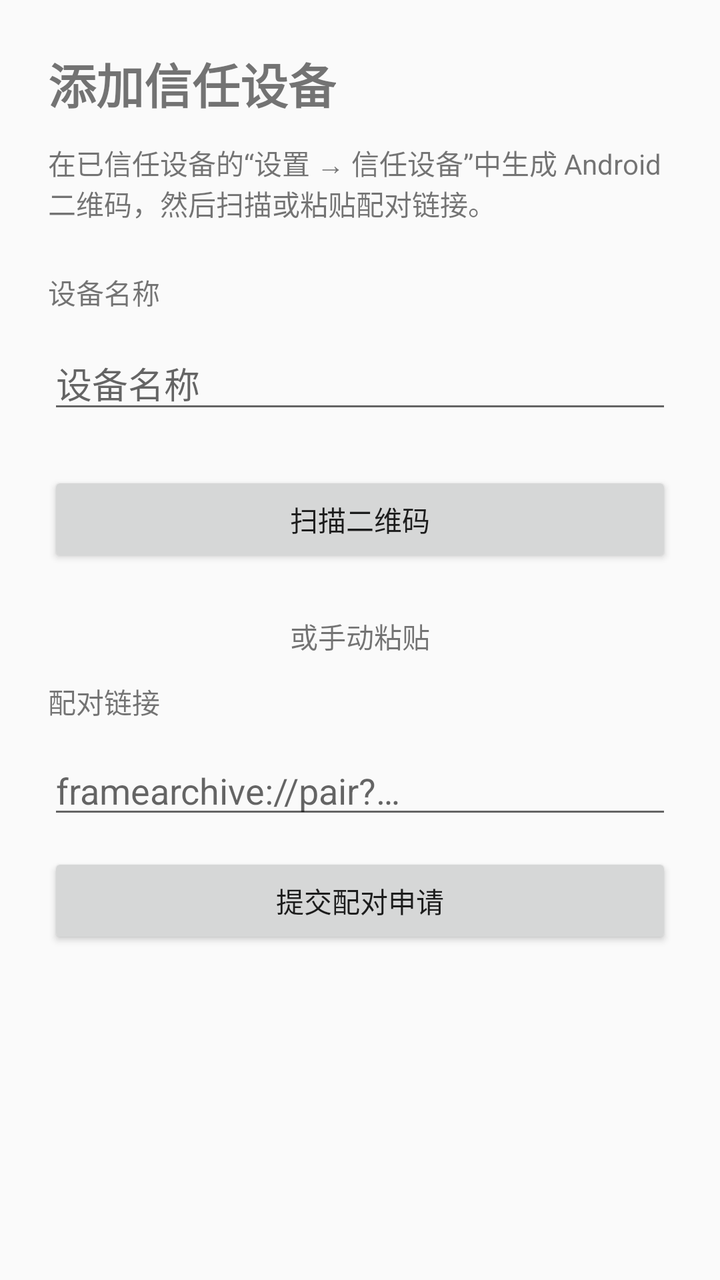
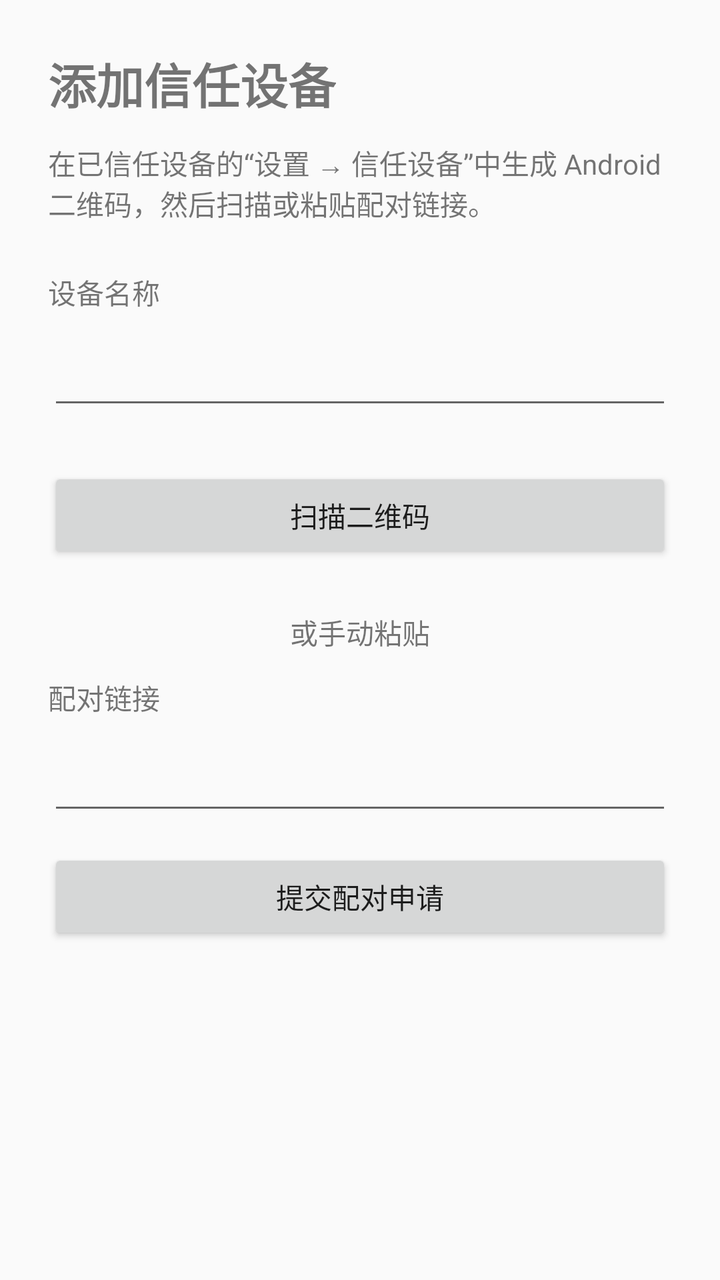

Before-and-after screenshots of an Android layout around one commit, followed by the original layout XML and the change that was made.
<!-- AndroidManifest.xml: application theme Theme.FrameArchive -->
<!-- res/layout/view_pairing.xml -->
<?xml version="1.0" encoding="utf-8"?>
<ScrollView xmlns:android="http://schemas.android.com/apk/res/android"
    android:layout_width="match_parent"
    android:layout_height="match_parent"
    android:fillViewport="true">

    <LinearLayout
        android:layout_width="match_parent"
        android:layout_height="wrap_content"
        android:layout_gravity="center"
        android:orientation="vertical"
        android:padding="@dimen/screen_padding">

        <TextView
            android:layout_width="wrap_content"
            android:layout_height="wrap_content"
            android:text="@string/pairing_title"
            android:textSize="24sp"
            android:textStyle="bold" />

        <TextView
            android:layout_width="match_parent"
            android:layout_height="wrap_content"
            android:layout_marginTop="@dimen/item_spacing"
            android:text="@string/pairing_description" />

        <TextView
            android:layout_width="match_parent"
            android:layout_height="wrap_content"
            android:layout_marginTop="@dimen/section_spacing"
            android:labelFor="@id/device_name_input"
            android:text="@string/device_name_label" />

        <EditText
            android:id="@+id/device_name_input"
            android:layout_width="match_parent"
            android:layout_height="wrap_content"
            android:layout_marginTop="@dimen/item_spacing"
            android:hint="@string/device_name_hint"
            android:imeOptions="actionNext"
            android:importantForAutofill="no"
            android:inputType="textCapSentences"
            android:maxLines="1" />

        <Button
            android:id="@+id/scan_button"
            android:layout_width="match_parent"
            android:layout_height="wrap_content"
            android:layout_marginTop="@dimen/section_spacing"
            android:text="@string/scan_qr_code" />

        <TextView
            android:layout_width="match_parent"
            android:layout_height="wrap_content"
            android:layout_marginTop="@dimen/section_spacing"
            android:gravity="center"
            android:text="@string/or_paste_link" />

        <TextView
            android:layout_width="match_parent"
            android:layout_height="wrap_content"
            android:layout_marginTop="@dimen/item_spacing"
            android:labelFor="@id/pairing_link_input"
            android:text="@string/pairing_link_label" />

        <EditText
            android:id="@+id/pairing_link_input"
            android:layout_width="match_parent"
            android:layout_height="wrap_content"
            android:layout_marginTop="@dimen/item_spacing"
            android:hint="@string/pairing_link_hint"
            android:importantForAutofill="no"
            android:inputType="textUri"
            android:maxLines="4" />

        <TextView
            android:id="@+id/error_text"
            android:accessibilityLiveRegion="polite"
            android:layout_width="match_parent"
            android:layout_height="wrap_content"
            android:layout_marginTop="@dimen/item_spacing"
            android:textColor="?attr/colorError"
            android:visibility="gone" />

        <Button
            android:id="@+id/submit_button"
            android:layout_width="match_parent"
            android:layout_height="wrap_content"
            android:layout_marginTop="@dimen/item_spacing"
            android:text="@string/submit_pairing_link" />
    </LinearLayout>
</ScrollView>
<!-- resources referenced by this layout -->
<resources>
  <dimen name="item_spacing">12dp</dimen>
  <dimen name="screen_padding">24dp</dimen>
  <dimen name="section_spacing">24dp</dimen>
  <string name="device_name_hint">设备名称</string>
  <string name="device_name_label">设备名称</string>
  <string name="or_paste_link">或手动粘贴</string>
  <string name="pairing_description">在已信任设备的“设置 → 信任设备”中生成 Android 二维码，然后扫描或粘贴配对链接。</string>
  <string name="pairing_link_hint">framearchive://pair?…</string>
  <string name="pairing_link_label">配对链接</string>
  <string name="pairing_title">添加信任设备</string>
  <string name="scan_qr_code">扫描二维码</string>
  <string name="submit_pairing_link">提交配对申请</string>
  <style name="Theme.FrameArchive" parent="Theme.AppCompat.DayNight.NoActionBar">
          <item name="android:windowLightStatusBar">true</item>
      </style>
</resources>

<!-- the commit's change to res/layout/view_pairing.xml (unified diff, before → after) -->
@@ -36,7 +36,6 @@
             android:layout_width="match_parent"
             android:layout_height="wrap_content"
             android:layout_marginTop="@dimen/item_spacing"
-            android:hint="@string/device_name_hint"
             android:imeOptions="actionNext"
             android:importantForAutofill="no"
             android:inputType="textCapSentences"
@@ -68,7 +67,6 @@
             android:layout_width="match_parent"
             android:layout_height="wrap_content"
             android:layout_marginTop="@dimen/item_spacing"
-            android:hint="@string/pairing_link_hint"
             android:importantForAutofill="no"
             android:inputType="textUri"
             android:maxLines="4" />
<!-- resource entries referenced after the edit -->
@@ -3,11 +3,9 @@
   <dimen name="item_spacing">12dp</dimen>
   <dimen name="screen_padding">24dp</dimen>
   <dimen name="section_spacing">24dp</dimen>
-  <string name="device_name_hint">设备名称</string>
   <string name="device_name_label">设备名称</string>
   <string name="or_paste_link">或手动粘贴</string>
   <string name="pairing_description">在已信任设备的“设置 → 信任设备”中生成 Android 二维码，然后扫描或粘贴配对链接。</string>
-  <string name="pairing_link_hint">framearchive://pair?…</string>
   <string name="pairing_link_label">配对链接</string>
   <string name="pairing_title">添加信任设备</string>
   <string name="scan_qr_code">扫描二维码</string>
